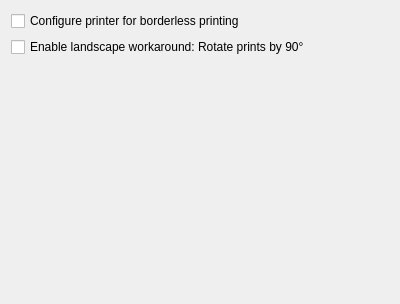
First picture: the form in mtg_proxy_printer/resources/ui/settings_window/printer_settings_page.ui, repository luziferius/MTGProxyPrinter, before the edit.
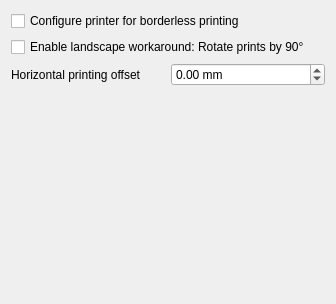
Second picture: the form after the edit.

Commit message:
Add setting for a horizontal printer offset. This will shift the printing area to the left/right to counter a physical offset in the printer hardware.
FossilOrigin-Name: 6aea1f3a5072f335b80b5f9c9a78f4a6abdaa9209007d396603eabad79597840

Patch:
```diff
--- a/mtg_proxy_printer/resources/ui/settings_window/printer_settings_page.ui
+++ b/mtg_proxy_printer/resources/ui/settings_window/printer_settings_page.ui
@@ -6,12 +6,57 @@
    <rect>
     <x>0</x>
     <y>0</y>
-    <width>400</width>
+    <width>336</width>
     <height>304</height>
    </rect>
   </property>
-  <layout class="QVBoxLayout" name="verticalLayout">
-   <item>
+  <layout class="QGridLayout" name="gridLayout">
+   <item row="2" column="0">
+    <widget class="QLabel" name="horizontal_offset_label">
+     <property name="text">
+      <string>Horizontal printing offset</string>
+     </property>
+    </widget>
+   </item>
+   <item row="2" column="1">
+    <widget class="QDoubleSpinBox" name="horizontal_offset">
+     <property name="toolTip">
+      <string>Globally shifts the printing area to correct physical offsets in the printer.
+Positive values shift to the right.
+Negative offsets shift to the left.</string>
+     </property>
+     <property name="prefix">
+      <string/>
+     </property>
+     <property name="suffix">
+      <string> mm</string>
+     </property>
+     <property name="minimum">
+      <double>-100.000000000000000</double>
+     </property>
+     <property name="maximum">
+      <double>100.000000000000000</double>
+     </property>
+     <property name="singleStep">
+      <double>0.100000000000000</double>
+     </property>
+    </widget>
+   </item>
+   <item row="1" column="0" colspan="2">
+    <widget class="QCheckBox" name="landscape_workaround">
+     <property name="toolTip">
+      <string>If enabled, print landscape documents in portrait mode with all content rotated by 90°.
+Enable this, if printing landscape documents results in portrait printouts with cropped-off sides.</string>
+     </property>
+     <property name="text">
+      <string>Enable landscape workaround: Rotate prints by 90°</string>
+     </property>
+     <property name="wordWrap" stdset="0">
+      <bool>true</bool>
+     </property>
+    </widget>
+   </item>
+   <item row="0" column="0" colspan="2">
     <widget class="QCheckBox" name="printer_use_borderless_printing">
      <property name="toolTip">
       <string>When enabled, instruct the printer to use borderless mode and let MTGProxyPrinter manage the printing margins.
@@ -25,21 +70,7 @@
      </property>
     </widget>
    </item>
-   <item>
-    <widget class="QCheckBox" name="landscape_workaround">
-     <property name="toolTip">
-      <string>If enabled, print landscape documents in portrait mode with all content rotated by 90°.
-Enable this, if printing landscape documents results in portrait printouts with cropped-off sides.</string>
-     </property>
-     <property name="text">
-      <string>Enable landscape workaround: Rotate prints by 90°</string>
-     </property>
-     <property name="wordWrap" stdset="0">
-      <bool>true</bool>
-     </property>
-    </widget>
-   </item>
-   <item>
+   <item row="3" column="0" colspan="2">
     <spacer name="vertical_spacer">
      <property name="orientation">
       <enum>Qt::Vertical</enum>
```
The commit also changes 2 other files.
